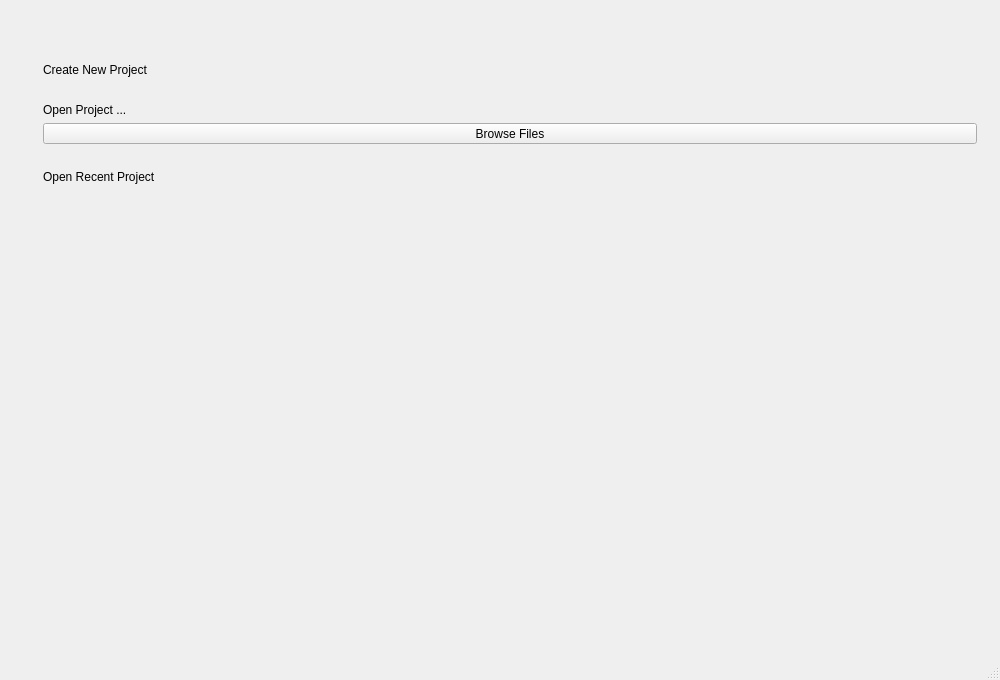
First picture: the form in ilastik/shell/gui/ui/ilastikShell.ui, repository ilastik/ilastik, before the edit.
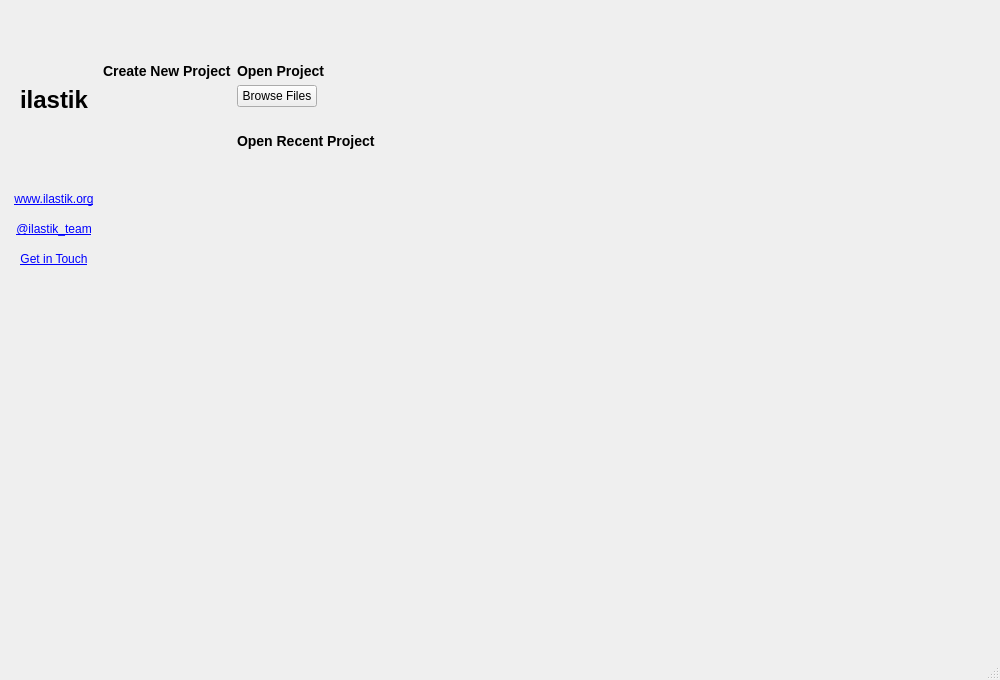
Second picture: the form after the edit. Icons and pictures are not drawn. Custom widgets are drawn as their Qt base class.

Commit message:
Change startup screen to the 3-column layout (#2670)
* Make the logo smaller (1/4-th of the original size) and align it to the top: we need more space for the third column
* Add links to our website, Twitter, and forum.sc
* Make text in headings larger
* Split file path and workflow name into 2 lines in recent project buttons
* Make startup screen buttons more lightweight
* Add more spacing for button layouts
* Prevent buttons in the 3rd column from expanding
* Refactor FilePathButton

What changed in the file:
```diff
--- a/ilastik/shell/gui/ui/ilastikShell.ui
+++ b/ilastik/shell/gui/ui/ilastikShell.ui
@@ -98,10 +98,39 @@
                  <property name="orientation">
                   <enum>Qt::Vertical</enum>
                  </property>
+                 <property name="sizeType">
+                  <enum>QSizePolicy::Fixed</enum>
+                 </property>
                  <property name="sizeHint" stdset="0">
                   <size>
                    <width>20</width>
-                   <height>40</height>
+                   <height>32</height>
+                  </size>
+                 </property>
+                </spacer>
+               </item>
+               <item>
+                <widget class="QLabel" name="appNameLabel">
+                 <property name="text">
+                  <string>&lt;h1&gt;ilastik&lt;/h1&gt;</string>
+                 </property>
+                 <property name="alignment">
+                  <set>Qt::AlignCenter</set>
+                 </property>
+                </widget>
+               </item>
+               <item>
+                <spacer name="verticalSpacer">
+                 <property name="orientation">
+                  <enum>Qt::Vertical</enum>
+                 </property>
+                 <property name="sizeType">
+                  <enum>QSizePolicy::Fixed</enum>
+                 </property>
+                 <property name="sizeHint" stdset="0">
+                  <size>
+                   <width>20</width>
+                   <height>32</height>
                   </size>
                  </property>
                 </spacer>
@@ -110,8 +139,8 @@
                 <widget class="QLabel" name="label">
                  <property name="maximumSize">
                   <size>
-                   <width>288</width>
-                   <height>410</height>
+                   <width>174</width>
+                   <height>250</height>
                   </size>
                  </property>
                  <property name="lineWidth">
@@ -126,17 +155,107 @@
                  <property name="scaledContents">
                   <bool>true</bool>
                  </property>
+                 <property name="alignment">
+                  <set>Qt::AlignCenter</set>
+                 </property>
                 </widget>
                </item>
                <item>
-                <spacer name="verticalSpacer">
+                <spacer name="verticalSpacer_8">
                  <property name="orientation">
                   <enum>Qt::Vertical</enum>
+                 </property>
+                 <property name="sizeType">
+                  <enum>QSizePolicy::Fixed</enum>
+                 </property>
+                 <property name="sizeHint" stdset="0">
+                  <size>
+                   <width>0</width>
+                   <height>32</height>
+                  </size>
+                 </property>
+                </spacer>
+               </item>
+               <item>
+                <widget class="QLabel" name="websiteLinkLabel">
+                 <property name="text">
+                  <string notr="true">&lt;a href=&quot;https://www.ilastik.org&quot;&gt;www.ilastik.org&lt;/a&gt;</string>
+                 </property>
+                 <property name="alignment">
+                  <set>Qt::AlignCenter</set>
+                 </property>
+                 <property name="openExternalLinks">
+                  <bool>true</bool>
+                 </property>
+                </widget>
+               </item>
+               <item>
+                <spacer name="verticalSpacer_9">
+                 <property name="orientation">
+                  <enum>Qt::Vertical</enum>
+                 </property>
+                 <property name="sizeType">
+                  <enum>QSizePolicy::Fixed</enum>
                  </property>
                  <property name="sizeHint" stdset="0">
                   <size>
                    <width>20</width>
-                   <height>40</height>
+                   <height>16</height>
+                  </size>
+                 </property>
+                </spacer>
+               </item>
+               <item>
+                <widget class="QLabel" name="twitterLinkLabel">
+                 <property name="text">
+                  <string notr="true">&lt;a href=&quot;https://twitter.com/ilastik_team&quot;&gt;@ilastik_team&lt;/a&gt;</string>
+                 </property>
+                 <property name="alignment">
+                  <set>Qt::AlignCenter</set>
+                 </property>
+                 <property name="openExternalLinks">
+                  <bool>true</bool>
+                 </property>
+                </widget>
+               </item>
+               <item>
+                <spacer name="verticalSpacer_12">
+                 <property name="orientation">
+                  <enum>Qt::Vertical</enum>
+                 </property>
+                 <property name="sizeType">
+                  <enum>QSizePolicy::Fixed</enum>
+                 </property>
+                 <property name="sizeHint" stdset="0">
+                  <size>
+                   <width>0</width>
+                   <height>16</height>
+                  </size>
+                 </property>
+                </spacer>
+               </item>
+               <item>
+                <widget class="QLabel" name="forumLinkLabel">
+                 <property name="text">
+                  <string>&lt;a href=&quot;https://forum.image.sc/tags/ilastik&quot;&gt;Get in Touch&lt;/a&gt;</string>
+                 </property>
+                 <property name="alignment">
+                  <set>Qt::AlignCenter</set>
+                 </property>
+                 <property name="openExternalLinks">
+                  <bool>true</bool>
+                 </property>
+                </widget>
+               </item>
+               <item>
+                <spacer name="verticalSpacer_10">
+                 <property name="orientation">
+                  <enum>Qt::Vertical</enum>
+                 </property>
+                 <property name="sizeHint" stdset="0">
+                  <size>
+                   <width>0</width>
+                   <height>0</height>
                   </size>
                  </property>
                 </spacer>
@@ -164,7 +283,7 @@
                    <rect>
                     <x>0</x>
                     <y>0</y>
-                    <width>672</width>
+                    <width>786</width>
                     <height>526</height>
                    </rect>
                   </property>
@@ -174,7 +293,7 @@
                     <verstretch>0</verstretch>
                    </sizepolicy>
                   </property>
-                  <layout class="QVBoxLayout" name="verticalLayout_7">
+                  <layout class="QHBoxLayout" name="horizontalLayout_7" stretch="0,1">
                    <item>
                     <layout class="QVBoxLayout" name="VL1">
                      <item>
@@ -186,18 +305,38 @@
                         </sizepolicy>
                        </property>
                        <property name="text">
-                        <string>Create New Project</string>
+                        <string>&lt;h3&gt;Create New Project&lt;/h3&gt;</string>
                        </property>
                       </widget>
                      </item>
+                     <item>
+                      <spacer name="verticalSpacer_11">
+                       <property name="orientation">
+                        <enum>Qt::Vertical</enum>
+                       </property>
+                       <property name="sizeType">
+                        <enum>QSizePolicy::Fixed</enum>
+                       </property>
+                       <property name="sizeHint" stdset="0">
+                        <size>
+                         <width>0</width>
+                         <height>16</height>
+                        </size>
+                       </property>
+                      </spacer>
+                     </item>
+                     <item>
+                      <layout class="QVBoxLayout" name="workflowsContainerLayout">
+                       <property name="spacing">
+                        <number>4</number>
+                       </property>
+                      </layout>
+                     </item>
                      <item>
                       <spacer name="verticalSpacer_3">
                        <property name="orientation">
                         <enum>Qt::Vertical</enum>
                        </property>
-                       <property name="sizeType">
-                        <enum>QSizePolicy::Fixed</enum>
-                       </property>
                        <property name="sizeHint" stdset="0">
                         <size>
                          <width>20</width>
@@ -206,21 +345,19 @@
                        </property>
                       </spacer>
                      </item>
+                    </layout>
+                   </item>
+                   <item>
+                    <layout class="QVBoxLayout" name="VL2">
                      <item>
                       <widget class="QLabel" name="openProject">
                        <property name="text">
-                        <string>Open Project ...</string>
+                        <string>&lt;h3&gt;Open Project&lt;/h3&gt;</string>
                        </property>
                       </widget>
                      </item>
-                     <item>
-                      <widget class="QToolButton" name="browseFilesButton">
-                       <property name="sizePolicy">
-                        <sizepolicy hsizetype="MinimumExpanding" vsizetype="Minimum">
-                         <horstretch>0</horstretch>
-                         <verstretch>0</verstretch>
-                        </sizepolicy>
-                       </property>
+                     <item alignment="Qt::AlignLeft">
+                      <widget class="QPushButton" name="browseFilesButton">
                        <property name="text">
                         <string>Browse Files</string>
                        </property>
@@ -244,14 +381,8 @@
                      </item>
                      <item>
                       <widget class="QLabel" name="openRecentProject">
-                       <property name="sizePolicy">
-                        <sizepolicy hsizetype="MinimumExpanding" vsizetype="Minimum">
-                         <horstretch>0</horstretch>
-                         <verstretch>0</verstretch>
-                        </sizepolicy>
-                       </property>
                        <property name="text">
-                        <string>Open Recent Project</string>
+                        <string>&lt;h3&gt;Open Recent Project&lt;/h3&gt;</string>
                        </property>
                       </widget>
                      </item>
```
Left out of the diff: 29 changed lines with no effect on the pictures. The commit also changes 2 other files.
